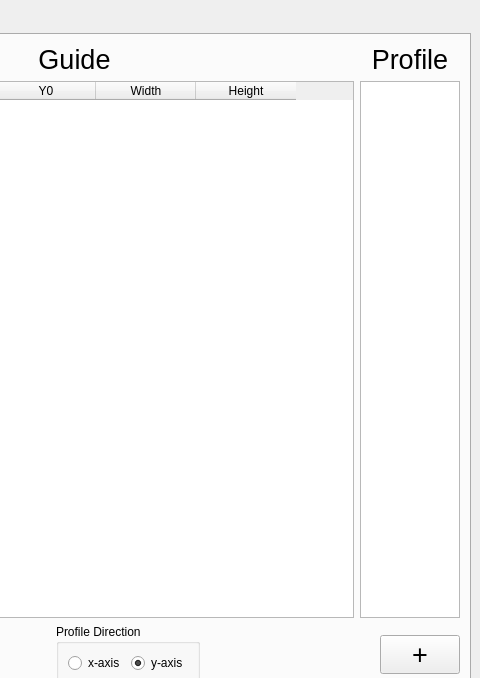
The window that ui/ui_profile.ui (neutronimaging/python_notebooks) describes before a commit, drawn with Qt 5; both pictures show x 885 to 1365 and y 0 to 678 of the 1365 by 811 pixel window.
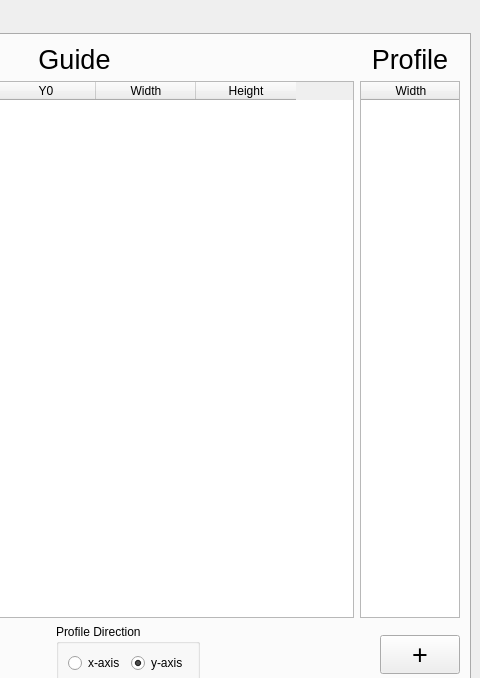
The same window after the commit. The open tabs and pages were chosen to show the change.

```diff
--- a/ui/ui_profile.ui
+++ b/ui/ui_profile.ui
@@ -394,7 +394,7 @@
                   <enum>QAbstractItemView::SelectRows</enum>
                  </property>
                  <attribute name="horizontalHeaderVisible">
-                  <bool>false</bool>
+                  <bool>true</bool>
                  </attribute>
                  <attribute name="verticalHeaderVisible">
                   <bool>false</bool>
```
Left out of the diff: 2 changed lines with no effect on the pictures.
